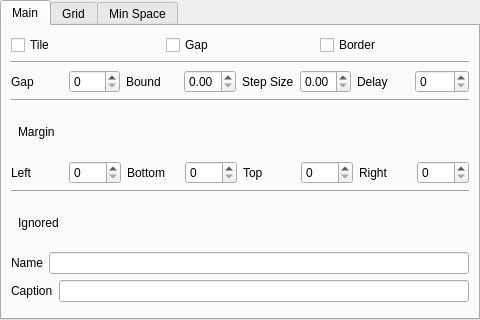
This is contents/ui/config.ui in lingtjien/Grid-Tiling-Kwin as Qt 5 draws it before an edit. The edited form follows.
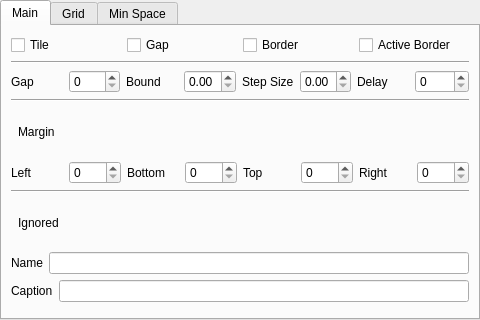
This is the edited form.

Commit message: add optional feature that allows the active client to keep the border

```diff
--- a/contents/ui/config.ui
+++ b/contents/ui/config.ui
@@ -51,6 +51,13 @@
                   </property>
                 </widget>
               </item>
+              <item>
+                <widget class="QCheckBox" name="kcfg_borderActive">
+                  <property name="text">
+                    <string>Active Border</string>
+                  </property>
+                </widget>
+              </item>
             </layout>
           </item>
           <item>
```
The commit also changes 5 other files.
